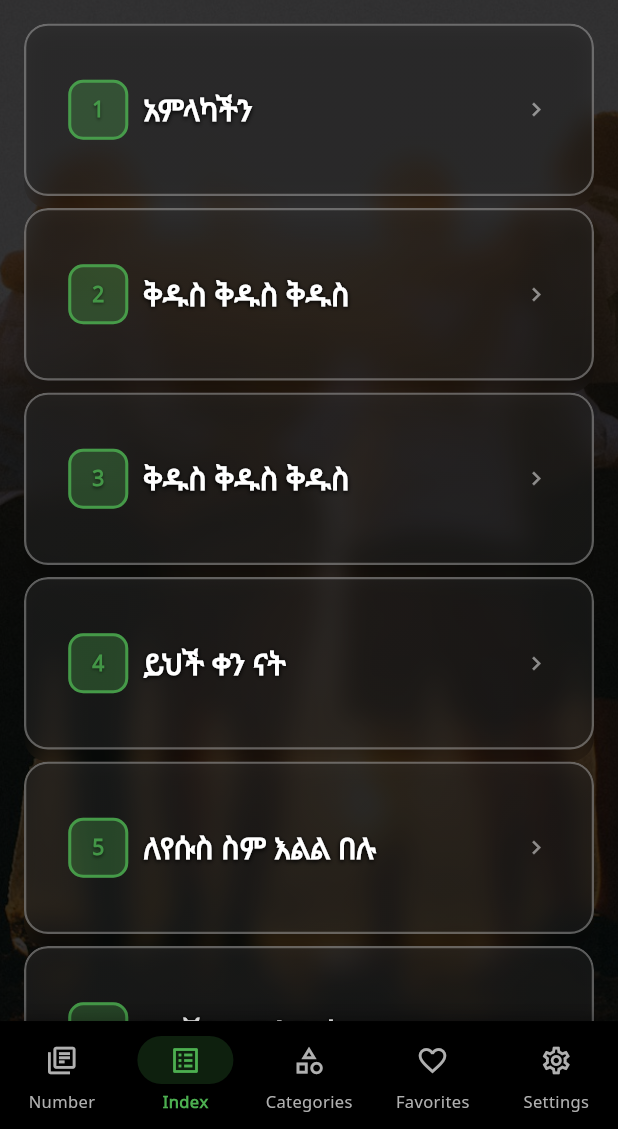
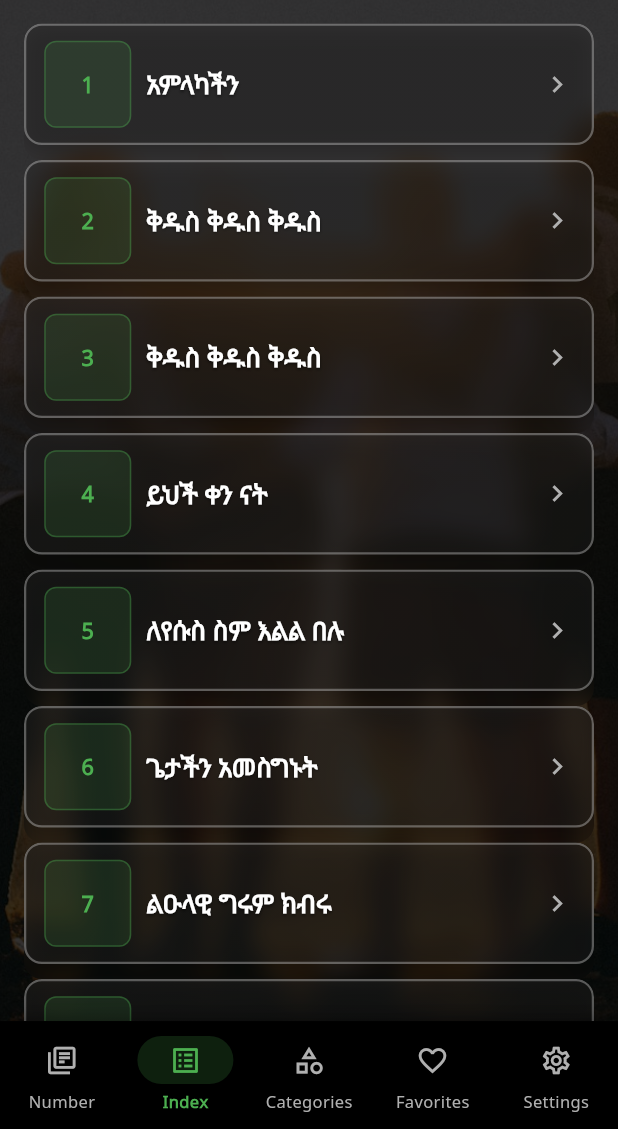
Before and after one commit to Nawey99/amharic_hymnal_app, a Flutter app: the MainNavigationPage screen opened directly, item 2 of the bottom bar chosen, on a phone screen of 412 x 824 dp, the part 107-1236 px from its top. Run offline on Flutter 3.47's test engine with Material 3 defaults, Android fonts, the phone set to English and light mode, and no system bars; our stand-ins replace audioplayers, dartz, drift, equatable, flutter_bloc, flutter_secure_storage and 5 more; accounts and stored records are empty; generated files the repository leaves out were written again; network calls fail.

Commit message:
style: compact hymn and category lists

```diff
--- a/lib/features/hymns/presentation/pages/categories_page.dart
+++ b/lib/features/hymns/presentation/pages/categories_page.dart
@@ -242,17 +242,6 @@ class _CategoriesPageState extends State<CategoriesPage> {
                         height: 1.25,
                       ),
                     ),
-                    const SizedBox(height: 4),
-                    Text(
-                      'መዝሙር $startNumber-$endNumber',
-                      maxLines: 1,
-                      overflow: TextOverflow.ellipsis,
-                      style: const TextStyle(
-                        color: AppColors.secondaryText,
-                        fontSize: 13,
-                        fontFamily: 'NotoSansEthiopic',
-                      ),
-                    ),
                   ],
                 ),
               ),
@@ -292,13 +281,6 @@ class _CategoriesPageState extends State<CategoriesPage> {
               Container(color: AppColors.surface),
             Container(
               color: Colors.black.withValues(alpha: 0.22),
-            ),
-            const Center(
-              child: Icon(
-                Icons.category_outlined,
-                color: Colors.white,
-                size: 24,
-              ),
             ),
           ],
         ),
--- a/lib/features/hymns/presentation/widgets/hymn_list_item.dart
+++ b/lib/features/hymns/presentation/widgets/hymn_list_item.dart
@@ -3,7 +3,7 @@ import 'package:flutter/material.dart';
 
 import 'package:amharic_hymnal_app/core/domain/repositories/settings_repository.dart';
 import 'package:amharic_hymnal_app/core/widgets/glass_container.dart';
-import 'package:amharic_hymnal_app/core/utils/category_image_generator.dart';
+import 'package:amharic_hymnal_app/core/theme/app_colors.dart';
 import 'package:amharic_hymnal_app/features/hymns/domain/entities/hymn.dart';
 import 'package:amharic_hymnal_app/injection_container.dart' show sl;
 
@@ -25,67 +25,43 @@ class HymnListItem extends StatelessWidget {
     final fontSize = settingsRepository.getFontSize();
     final textScale = MediaQuery.textScalerOf(context).scale(1.0);
 
-    // Step 1: Simplify and Rewrite the Widget Structure
-    // Step 5: Fix GlassCard Interaction - Use Material for better rendering
     return Material(
       color: Colors.transparent,
       child: InkWell(
         onTap: onTap,
-        borderRadius: BorderRadius.circular(16),
-        child: GlassCard(
-          margin: const EdgeInsets.only(bottom: 8),
-          borderRadius: 16.0,
-          onTap: null, // Disable GlassCard onTap since Material handles it
+        borderRadius: BorderRadius.circular(12),
+        child: GlassContainer(
+          margin: const EdgeInsets.only(bottom: 10),
+          borderRadius: 12.0,
+          blurSigma: 12.0,
+          opacity: 0.22,
+          padding: EdgeInsets.symmetric(
+            horizontal: compactHorizontalPadding(textScale),
+            vertical: 10,
+          ),
           child: LayoutBuilder(
             builder: (context, constraints) {
               final compact = constraints.maxWidth < 360 || textScale > 1.2;
-              final showCategoryImage = !compact &&
-                  hymn.category != null &&
-                  hymn.category!.trim().isNotEmpty;
-
-              return Container(
-                constraints: const BoxConstraints(
-                  // Allow enough room for Amharic title plus optional English title.
-                  minHeight: 80,
-                ),
-                padding: EdgeInsets.symmetric(
-                  horizontal: compact ? 12 : 16,
-                  vertical: 10,
-                ),
-                child: Row(
+              return Row(
                 crossAxisAlignment: CrossAxisAlignment.center,
                 mainAxisSize: MainAxisSize.max,
                 children: [
-                    // Step 2: Fix Number Badge Visibility - Use explicit green with full opacity
                   _buildNumberBadge(context, hymn, fontSize),
-                    SizedBox(width: compact ? 10 : 16),
-                    // Category image - inserted after number badge and before title
-                    if (showCategoryImage) ...[
-                      CategoryImageGenerator.buildCategoryImage(
-                        hymn.category!,
-                        size: 40,
-                      ),
-                      const SizedBox(width: 12), // Spacing after image
-                    ],
-                    // Step 3: Fix Title Text Visibility - Use explicit white color
-                    // Shows both Amharic (primary) and English (secondary) titles
+                  SizedBox(width: compact ? 10 : 12),
                   Expanded(
                     child: _buildTitleSection(
                       context,
                       hymn,
                       fontSize,
-                        compact: compact,
                     ),
                   ),
                   const SizedBox(width: 8),
-                    // Chevron icon
-                    Icon(
+                  const Icon(
                     Icons.chevron_right,
-                      color: Colors.white.withValues(alpha: 0.5),
-                      size: compact ? 18 : 20,
+                    color: AppColors.secondaryText,
+                    size: 22,
                   ),
                 ],
-                ),
               );
             },
           ),
@@ -94,46 +70,33 @@ class HymnListItem extends StatelessWidget {
     );
   }
 
-  /// Step 2: Fix Number Badge Visibility
-  /// Use explicit green color with full opacity and Material for better rendering
-  /// Reduced size and opacity to feel secondary
+  double compactHorizontalPadding(double textScale) {
+    return textScale > 1.2 ? 10 : 12;
+  }
+
   Widget _buildNumberBadge(BuildContext context, Hymn hymn, double fontSize) {
-    // Get text scale factor for font scaling support
     final textScaler = MediaQuery.of(context).textScaler;
     final textScaleFactor = textScaler.scale(1.0);
     return Material(
       color: Colors.transparent,
       child: Container(
-        width: 40,
-        height: 40,
+        width: 58,
+        height: 58,
         decoration: BoxDecoration(
-          color:
-              Colors.green.withValues(alpha: 0.3), // Explicit green background
-          borderRadius: BorderRadius.circular(10),
+          color: AppColors.accentGreen.withValues(alpha: 0.14),
+          borderRadius: BorderRadius.circular(8),
           border: Border.all(
-            color: Colors.green.withValues(alpha: 0.8), // Explicit green border
-            width: 2,
+            color: AppColors.accentGreen.withValues(alpha: 0.35),
           ),
         ),
         child: Center(
           child: Text(
             hymn.displayNumber > 0 ? '${hymn.displayNumber}' : '-',
             style: TextStyle(
-              color: Colors.green
-                  .withValues(alpha: 0.8), // Reduced opacity to feel secondary
-              fontSize: (fontSize *
-                  0.7 *
-                  textScaleFactor.clamp(
-                      0.8, 1.5)), // Reduced from 0.85 to 0.7 with scaling
+              color: AppColors.accentGreen,
+              fontSize: (fontSize * 0.72 * textScaleFactor.clamp(0.8, 1.35)),
               fontWeight: FontWeight.bold,
               fontFamily: 'NotoSansEthiopic',
-              shadows: [
-                Shadow(
-                  color: Colors.black.withValues(alpha: 0.5),
-                  blurRadius: 2,
-                  offset: const Offset(0, 1),
-                ),
-              ],
             ),
           ),
         ),
@@ -141,96 +104,44 @@ class HymnListItem extends StatelessWidget {
     );
   }
 
-  /// Build title section with Amharic (primary) and English (secondary) titles
-  ///
-  /// Layout:
-  /// - Amharic title: bold (w700), larger font, better spacing
-  /// - English title: regular (w400), smaller font, reduced opacity (70%)
-  /// - Clear hierarchy with size difference and spacing
   Widget _buildTitleSection(
     BuildContext context,
     Hymn hymn,
-    double fontSize, {
-    required bool compact,
-  }) {
-    // Get Amharic title
+    double fontSize,
+  ) {
     String amharicTitle = hymn.displayTitle.trim();
     if (amharicTitle.isEmpty) {
       amharicTitle =
           hymn.displayNumber > 0 ? 'መዝሙር ${hymn.displayNumber}' : 'No Title';
     }
 
-    // Get English title
-    final englishTitle = hymn.englishTitleOld?.trim();
-
-    // Get text scale factor for font scaling support
     final textScaler = MediaQuery.of(context).textScaler;
     final textScaleFactor = textScaler.scale(1.0);
-    final baseFontSize = (fontSize < 16) ? 16.0 : fontSize;
     final scaledFontSize =
-        baseFontSize * textScaleFactor.clamp(0.8, compact ? 1.25 : 1.5);
+        (fontSize * 0.85).clamp(16.0, 18.0) * textScaleFactor.clamp(0.8, 1.25);
 
     return Material(
       color: Colors.transparent,
-      child: Column(
-        crossAxisAlignment: CrossAxisAlignment.start,
-        mainAxisSize: MainAxisSize.min,
-        children: [
-          // Amharic title (primary) - improved typography
-          Text(
+      child: Text(
         amharicTitle,
         style: TextStyle(
-              color: Colors.white, // Explicit white color
+          color: AppColors.primaryText,
           fontSize: scaledFontSize,
-              fontWeight: FontWeight.w700, // Improved font weight
+          fontWeight: FontWeight.w700,
           fontFamily: 'NotoSansEthiopic',
-              height: 1.15,
+          height: 1.25,
           letterSpacing: 0,
           shadows: [
             Shadow(
-                  color: Colors.black.withValues(alpha: 0.9),
-                  blurRadius: 4,
-                  offset: const Offset(0, 1),
-                ),
-                Shadow(
-                  color: Colors.black.withValues(alpha: 0.7),
-                  blurRadius: 2,
-                  offset: const Offset(0, 0),
-                ),
-              ],
-            ),
-            maxLines: 1,
-            overflow: TextOverflow.ellipsis,
-            textAlign: TextAlign.start,
-          ),
-          // English title (secondary, smaller, reduced opacity) - improved spacing
-          if (!compact && englishTitle != null && englishTitle.isNotEmpty) ...[
-            SizedBox(height: 2 * textScaleFactor.clamp(0.8, 1.5)),
-            Text(
-              englishTitle,
-              style: TextStyle(
-                color: Colors.white.withValues(alpha: 0.7), // 70% opacity
-                fontSize: (12.0 *
-                    textScaleFactor.clamp(
-                        0.8, 1.5)), // Smaller font with scaling
-                fontWeight: FontWeight.w400, // Regular weight
-                fontFamily: 'NotoSansEthiopic',
-                height: 1.1,
-                letterSpacing: 0,
-                shadows: [
-                  Shadow(
-                    color: Colors.black.withValues(alpha: 0.5),
+              color: Colors.black.withValues(alpha: 0.55),
               blurRadius: 2,
               offset: const Offset(0, 1),
             ),
           ],
         ),
-              maxLines: 1,
+        maxLines: 2,
         overflow: TextOverflow.ellipsis,
         textAlign: TextAlign.start,
-            ),
-          ],
-        ],
       ),
     );
   }
```
Lines whose indentation alone changed are shown as unchanged.
